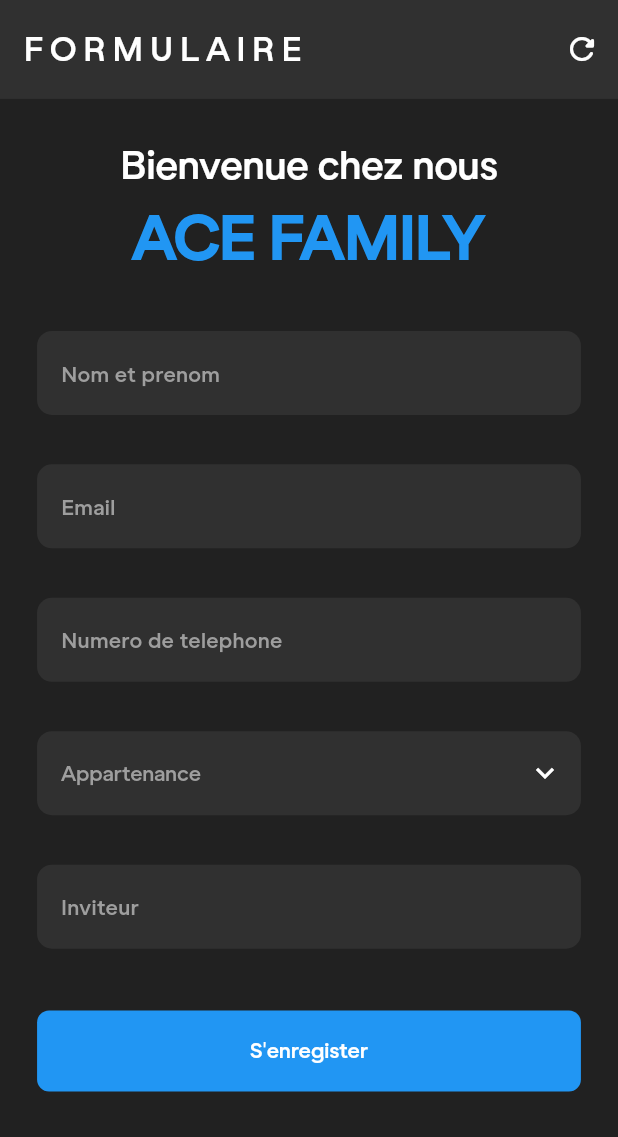
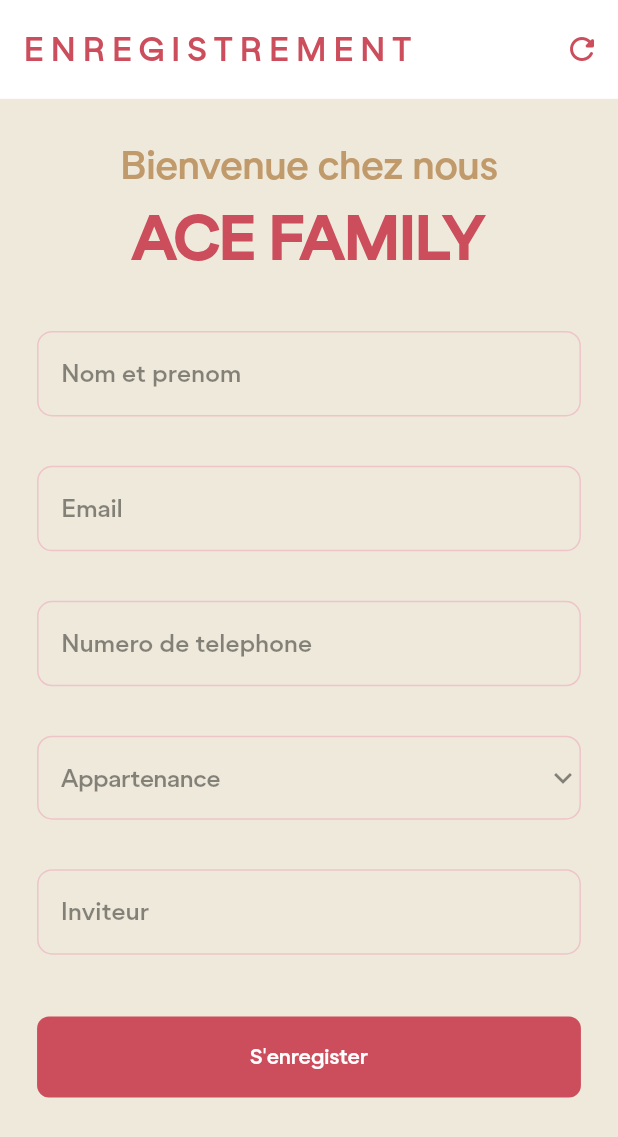
Before and after one commit to Isaac1676/ACE_APP, a Flutter app: the screen it shows after launch, on a phone screen of 412 x 824 dp. Shown: the top 1137 px of the screen. Run offline on Flutter 3.47's test engine with Material 3 defaults, Android fonts, the phone set to English and light mode, and no system bars; our stand-ins replace cloud_firestore, firebase_core, isar; accounts and stored records are empty; generated files the repository leaves out were written again; project files that could hold a hidden picture were left out.

Commit message:
update colors

```diff
--- a/lib/components/button.dart
+++ b/lib/components/button.dart
@@ -18,7 +18,7 @@
       onTap: onTap,
       child: Container(
         decoration: BoxDecoration(
-          color: Colors.blue,
+          color: Color(0xffcc4e5c),
           borderRadius: BorderRadius.circular(8)
         ),
         padding: EdgeInsets.all(screenWidth * 0.04),
--- a/lib/components/text_field.dart
+++ b/lib/components/text_field.dart
@@ -29,25 +29,23 @@
       child: TextField(
         controller: controller,
         textCapitalization: textCapital(),
-        style: const TextStyle(color: Colors.white, fontFamily: "Gramatika"),
+        style: const TextStyle(color: Color(0xFFcc4e5c), fontFamily: "Gramatika"),
         decoration: InputDecoration(
           enabledBorder: OutlineInputBorder(
-            borderSide: const BorderSide(color: Colors.transparent),
+            borderSide: BorderSide(color: Color(0xFFeec4c9)),
             borderRadius: BorderRadius.circular(10),
           ),
           focusedBorder: OutlineInputBorder(
-            borderSide: const BorderSide(color: Colors.white),
+            borderSide: const BorderSide(color: Color(0xFFcc4e5c)),
             borderRadius: BorderRadius.circular(10),
           ),
           errorBorder: OutlineInputBorder(
             borderSide: const BorderSide(color: Colors.red),
             borderRadius: BorderRadius.circular(10),
           ),
-          filled: true,
-          fillColor: Colors.grey[850],
           hintText: hintText,
           hintStyle: TextStyle(
-              fontSize: screenWidth * 0.035, color: Colors.grey.shade500),
+              fontSize: screenWidth * 0.04, color: Colors.black45),
         ), // Use the specified or default validator
       ),
     );
@@ -73,21 +71,19 @@
       child: TextField(
         controller: controller,
         keyboardType: TextInputType.phone,
-        style: const TextStyle(color: Colors.white, fontFamily: "Gramatika"),
+        style: const TextStyle(color: Color(0xFFcc4e5c), fontFamily: "Gramatika"),
         decoration: InputDecoration(
           enabledBorder: OutlineInputBorder(
-            borderSide: const BorderSide(color: Colors.transparent),
+            borderSide: BorderSide(color: Color(0xFFeec4c9)),
             borderRadius: BorderRadius.circular(10),
           ),
           focusedBorder: OutlineInputBorder(
-            borderSide: const BorderSide(color: Colors.white),
+            borderSide: const BorderSide(color: Color(0xFFcc4e5c)),
             borderRadius: BorderRadius.circular(10),
           ),
-          filled: true,
-          fillColor: Colors.grey[850],
           hintText: hintText,
           hintStyle: TextStyle(
-              fontSize: screenWidth * 0.035, color: Colors.grey.shade500),
+              fontSize: screenWidth * 0.04, color: Colors.black45),
         ),
       ),
     );
@@ -133,7 +129,7 @@
           items: itemList.map((String value) {
             return DropdownMenuItem<String>(
               value: value,
-              child: Text(value, style: const TextStyle(color: Colors.white)),
+              child: Text(value, style: const TextStyle(color: Color(0xffcc4e5c))),
             );
           }).toList(),
           onChanged: (value) {
@@ -143,26 +139,24 @@
           },
           hint: Text(widget.hintText,
               style: TextStyle(
-                fontSize: screenWidth * 0.035,
-                color: Colors.grey.shade500,
+                fontSize: screenWidth * 0.04,
+                color: Colors.black45,
                 fontFamily: "Gramatika",
               )),
           isExpanded: true,
           elevation: 0,
-          dropdownColor: Colors.grey[850],
+          dropdownColor: Color(0xffeee9da),
           icon: const Icon(Icons.keyboard_arrow_down_outlined,
-              color: Colors.white),
+              color: Colors.black45),
           decoration: InputDecoration(
             enabledBorder: OutlineInputBorder(
-              borderSide: const BorderSide(color: Colors.transparent),
+              borderSide: BorderSide(color: Color(0xFFeec4c9)),
               borderRadius: BorderRadius.circular(10),
             ),
             focusedBorder: OutlineInputBorder(
-              borderSide: const BorderSide(color: Colors.white),
+              borderSide: const BorderSide(color: Color(0xffcc4e5c)),
               borderRadius: BorderRadius.circular(10),
             ),
-            filled: true,
-            fillColor: Colors.grey[850],
           ),
         ),
       ),
--- a/lib/pages/form.dart
+++ b/lib/pages/form.dart
@@ -107,27 +107,27 @@
     final double screenWidth = MediaQuery.of(context).size.width;
 
     return Scaffold(
-      backgroundColor: Colors.grey[900],
+      backgroundColor: const Color(0xFFeee9da),
       appBar: AppBar(
         actions: [
           IconButton(
               onPressed: () => Provider.of<ACEDatabase>(context, listen: false).syncDataWithFirestore(),
               icon: const Icon(
                 Icons.refresh_rounded,
-                color: Colors.white,
+                color: Color(0xFFcc4e5c),
               ))
         ],
         elevation: 0,
         title: Text(
-          "F O R M U L A I R E",
+          "E N R E G I S T R E M E N T",
           style: TextStyle(
             fontFamily: "Gramatika",
             fontSize: screenWidth * 0.055,
-            color: Colors.white,
+            color: const Color(0xFFcc4e5c),
           ),
         ),
         toolbarHeight: screenHeight * 0.08,
-        backgroundColor: Colors.grey[850],
+        backgroundColor: Colors.white,
       ),
       body: SingleChildScrollView(
         child: Column(
@@ -144,7 +144,7 @@
                 style: TextStyle(
                   fontFamily: "Gramatika",
                   fontSize: screenWidth * 0.065,
-                  color: Colors.white,
+                  color: Color(0xFFc19a6b),
                 ),
               ),
             ),
@@ -153,7 +153,7 @@
               style: TextStyle(
                 fontFamily: "Gramatika",
                 fontSize: screenWidth * 0.1,
-                color: Colors.blue,
+                color: const Color(0xFFcc4e5c),
                 fontWeight: FontWeight.bold,
               ),
             ),
```
